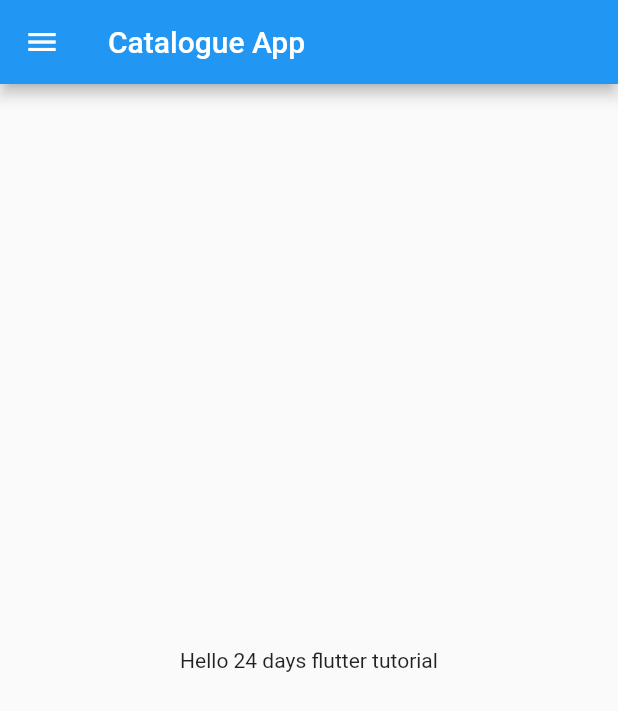
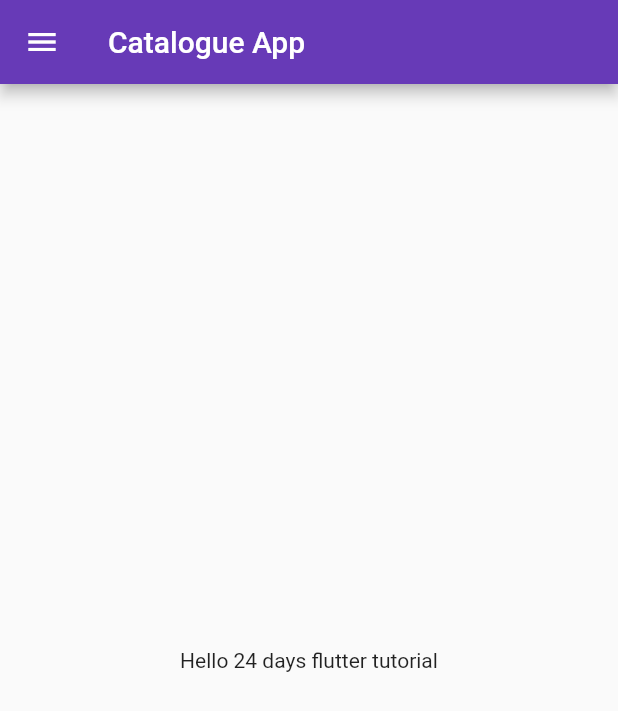
Before and after one commit to uroojk844/flutter_application_1, a Flutter app: the screen it shows after launch, on a phone screen of 412 x 824 dp. Shown: the top 711 px of the screen. Run offline on Flutter 3.47's test engine with Material 2 defaults, Android fonts, the phone set to English and light mode, and no system bars.

Commit message:
day 3 completed

```diff
--- a/lib/main.dart
+++ b/lib/main.dart
@@ -1,16 +1,28 @@
 import 'package:flutter/material.dart';
-import 'package:flutter_application_1/homepage.dart';
+import 'package:flutter_application_1/pages/homePage.dart';
+import 'package:flutter_application_1/pages/loginPage.dart';
 
 void main() {
   runApp(MyApp());
 }
 
+// ignore: use_key_in_widget_constructors
 class MyApp extends StatelessWidget {
   @override
   Widget build(BuildContext context) {
+    return MaterialApp(
+      themeMode: ThemeMode.light,
+      // for light theme
+      theme: ThemeData(primarySwatch: Colors.deepPurple),
+      // for dark theme
+      darkTheme: ThemeData(brightness: Brightness.dark),
 
-    return MaterialApp(
-      home: HomePage(),
+      initialRoute: "/home",
+      routes: {
+        "/": (context) => LoginPage(),
+        "/login": (context) => LoginPage(),
+        "/home": (context) => HomePage()
+      },
     );
   }
 }
--- a/lib/homepage.dart
+++ b/lib/pages/homePage.dart
@@ -1,7 +1,9 @@
 import 'package:flutter/material.dart';
 
+// ignore: use_key_in_widget_constructors
 class HomePage extends StatelessWidget {
   final int days = 24;
+
   @override
   Widget build(BuildContext context) {
     return Scaffold(
```
Also changed, not shown: lib/pages/loginPage.dart (added, +15 -0 lines).
